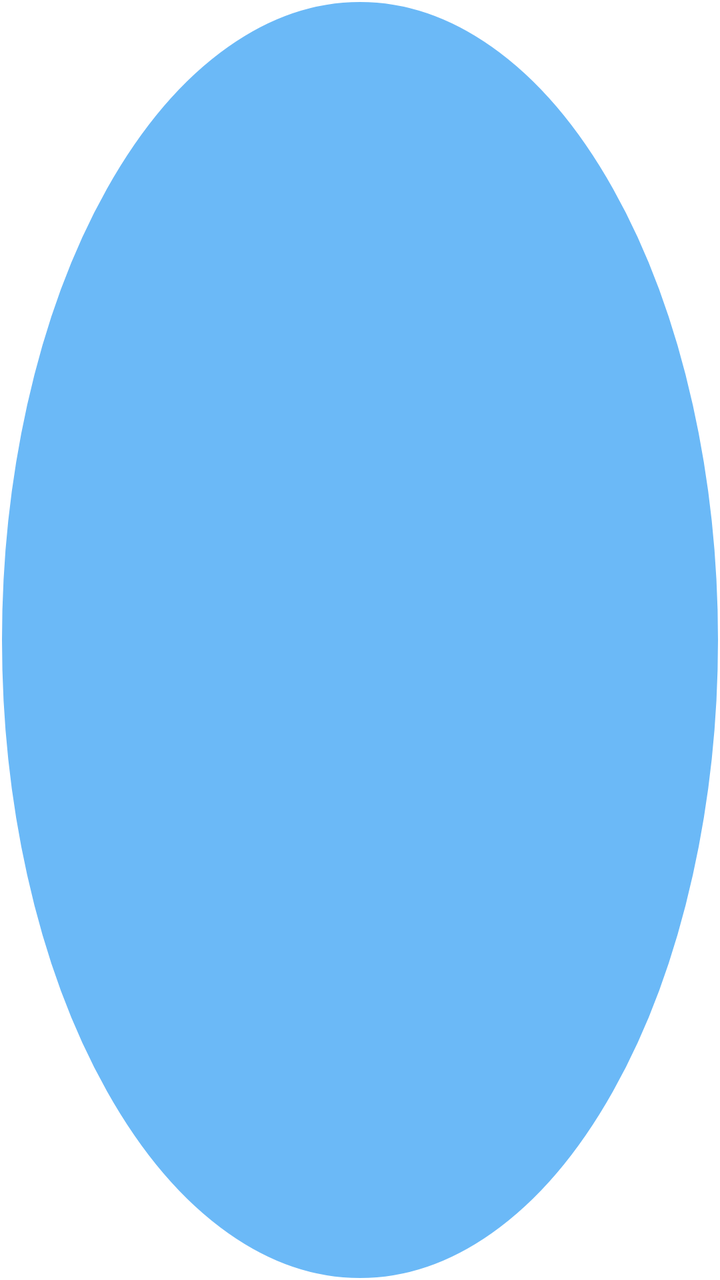
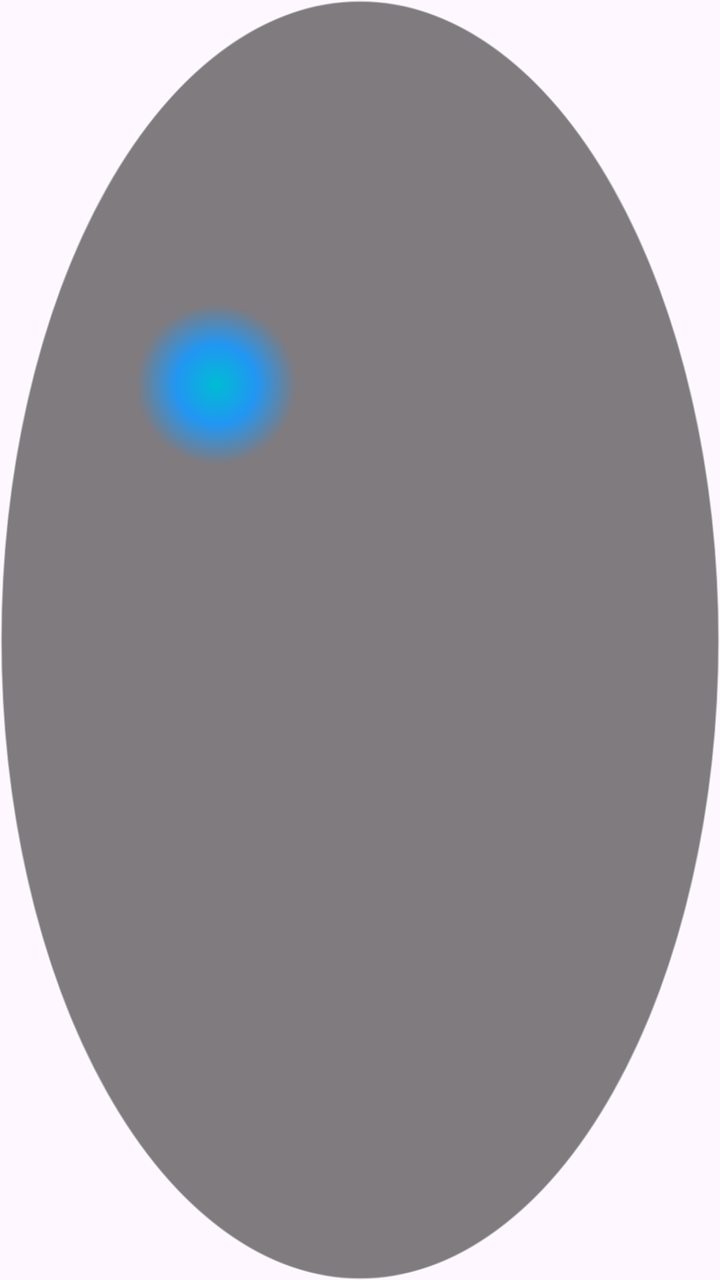

Compare the two renders of this Android layout. The source of the first and the diff that turns it into the second are given below.
<!-- AndroidManifest.xml: application theme Theme.AssistiveTouch -->
<!-- res/layout/view_floating_button.xml -->
<?xml version="1.0" encoding="utf-8"?>
<FrameLayout xmlns:android="http://schemas.android.com/apk/res/android"
    android:layout_width="56dp"
    android:layout_height="56dp"
    android:background="@android:color/transparent">

    <View
        android:id="@+id/floatingButtonCore"
        android:layout_width="match_parent"
        android:layout_height="match_parent"
        android:background="@drawable/bg_floating_button" />

</FrameLayout>
<!-- resources referenced by this layout -->
<resources>
  <!-- drawable bg_floating_button (drawable) -->
  <?xml version="1.0" encoding="utf-8"?>
  <shape xmlns:android="http://schemas.android.com/apk/res/android"
      android:shape="oval">
      <size
          android:width="56dp"
          android:height="56dp" />
      <solid android:color="#AA2196F3" />
      <stroke
          android:width="1dp"
          android:color="#FFFFFFFF" />
  </shape>
  <style name="Theme.AssistiveTouch" parent="Theme.MaterialComponents.DayNight.NoActionBar">
          <item name="colorPrimary">@color/purple_500</item>
          <item name="colorPrimaryVariant">@color/purple_700</item>
          <item name="colorOnPrimary">@android:color/white</item>
          <item name="colorSecondary">@color/teal_200</item>
          <item name="colorOnSecondary">@android:color/black</item>
      </style>
  <color name="purple_500">#6200EE</color>
  <color name="purple_700">#3700B3</color>
  <color name="teal_200">#03DAC5</color>
</resources>

<!-- the commit's change to res/layout/view_floating_button.xml (unified diff, before → after) -->
@@ -2,7 +2,8 @@
 <FrameLayout xmlns:android="http://schemas.android.com/apk/res/android"
     android:layout_width="56dp"
     android:layout_height="56dp"
-    android:background="@android:color/transparent">
+    android:background="@android:color/transparent"
+    android:foreground="?attr/selectableItemBackgroundBorderless">
 
     <View
         android:id="@+id/floatingButtonCore"
<!-- resource entries referenced after the edit -->
@@ -7,20 +7,34 @@
       <size
           android:width="56dp"
           android:height="56dp" />
-      <solid android:color="#AA2196F3" />
+  
+      <gradient
+          android:type="radial"
+          android:gradientRadius="40dp"
+          android:centerX="0.3"
+          android:centerY="0.3"
+          android:startColor="#FF00BCD4"
+          android:centerColor="#FF2196F3"
+          android:endColor="#80000000" />
+  
       <stroke
           android:width="1dp"
-          android:color="#FFFFFFFF" />
+          android:color="#80FFFFFF" />
+  
+      <padding
+          android:left="2dp"
+          android:top="2dp"
+          android:right="2dp"
+          android:bottom="2dp" />
   </shape>
-  <style name="Theme.AssistiveTouch" parent="Theme.MaterialComponents.DayNight.NoActionBar">
-          <item name="colorPrimary">@color/purple_500</item>
-          <item name="colorPrimaryVariant">@color/purple_700</item>
+  <style name="Theme.AssistiveTouch" parent="Theme.Material3.DayNight.NoActionBar">
+          <item name="colorPrimary">@color/teal_200</item>
           <item name="colorOnPrimary">@android:color/white</item>
-          <item name="colorSecondary">@color/teal_200</item>
-          <item name="colorOnSecondary">@android:color/black</item>
+          <item name="colorSecondary">@color/purple_500</item>
+          <item name="android:statusBarColor">@android:color/transparent</item>
+          <item name="android:navigationBarColor">@android:color/black</item>
       </style>
+  <color name="teal_200">#03DAC5</color>
   <color name="purple_500">#6200EE</color>
-  <color name="purple_700">#3700B3</color>
-  <color name="teal_200">#03DAC5</color>
 </resources>
 
